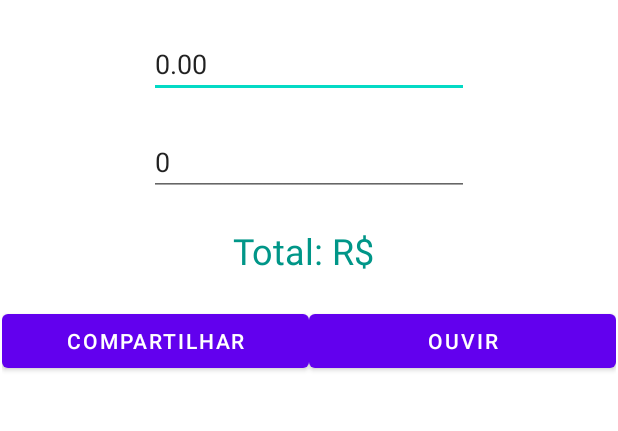
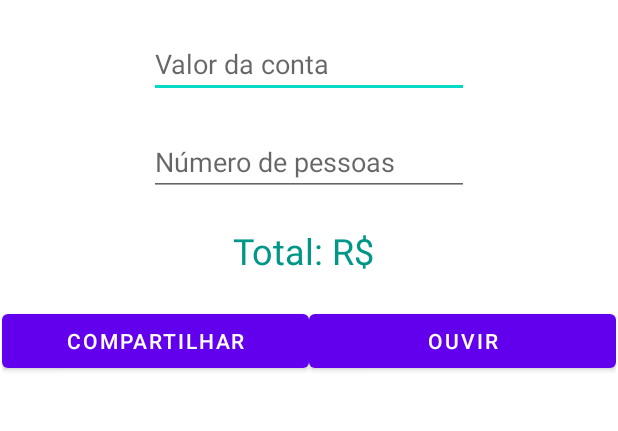
Before and after one commit to falmeidaco/smd-exercicio-vamosrachar, an Android app: the screen it shows after launch (MainActivity), on a phone screen of 412 x 824 dp, the part 265-696 px from its top. Run offline under Robolectric (Android 15) with nearby library versions, the phone set to English and light mode, and no system bars.

Commit message:
ajustes - placeholder nos campos, funcionalidade de falar a conta implementado

```diff
--- a/app/src/main/res/layout/activity_main.xml
+++ b/app/src/main/res/layout/activity_main.xml
@@ -25,8 +25,8 @@
         android:layout_height="wrap_content"
         android:layout_marginTop="20dp"
         android:ems="10"
+        android:hint="Valor da conta"
         android:inputType="numberDecimal"
-        android:text="0.00"
         app:layout_constraintEnd_toEndOf="parent"
         app:layout_constraintStart_toStartOf="parent"
         app:layout_constraintTop_toBottomOf="@+id/textView2" />
@@ -37,8 +37,8 @@
         android:layout_height="wrap_content"
         android:layout_marginTop="20dp"
         android:ems="10"
+        android:hint="Número de pessoas"
         android:inputType="number"
-        android:text="0"
         app:layout_constraintEnd_toEndOf="parent"
         app:layout_constraintStart_toStartOf="parent"
         app:layout_constraintTop_toBottomOf="@+id/inputValor" />
```
Also changed, not shown: app/src/main/java/com/example/myapplicationtest/MainActivity.kt (+32 -6 lines).
